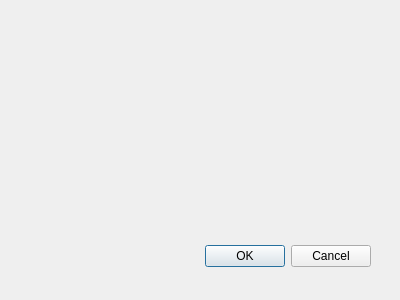
Above: src/CrossUI/about.ui from Vasteri/MetaDiplom before the change. Below: the same form after it.
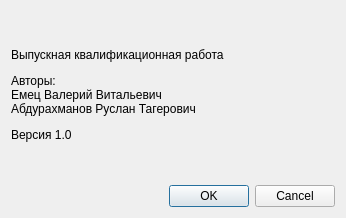
That is the form after the change.

Commit message: feat: new window About

```diff
--- a/src/CrossUI/about.ui
+++ b/src/CrossUI/about.ui
@@ -6,8 +6,8 @@
    <rect>
     <x>0</x>
     <y>0</y>
-    <width>400</width>
-    <height>300</height>
+    <width>346</width>
+    <height>218</height>
    </rect>
   </property>
   <property name="windowTitle">
@@ -16,15 +16,18 @@
   <property name="modal">
    <bool>true</bool>
   </property>
+  <layout class="QGridLayout" name="gridLayout">
+   <item row="0" column="0">
+    <layout class="QVBoxLayout" name="verticalLayout">
+     <item>
+      <widget class="QLabel" name="label">
+       <property name="text">
+        <string>&lt;html&gt;&lt;head/&gt;&lt;body&gt;&lt;p&gt;Выпускная квалификационная работа&lt;/p&gt;&lt;p&gt;Авторы: &lt;br/&gt;Емец Валерий Витальевич&lt;br/&gt;Абдурахманов Руслан Тагерович&lt;/p&gt;&lt;p&gt;Версия 1.0&lt;/p&gt;&lt;/body&gt;&lt;/html&gt;</string>
+       </property>
+      </widget>
+     </item>
+     <item>
   <widget class="QDialogButtonBox" name="buttonBox">
-   <property name="geometry">
-    <rect>
-     <x>30</x>
-     <y>240</y>
-     <width>341</width>
-     <height>32</height>
-    </rect>
-   </property>
    <property name="orientation">
     <enum>Qt::Orientation::Horizontal</enum>
    </property>
@@ -32,6 +35,10 @@
     <set>QDialogButtonBox::StandardButton::Cancel|QDialogButtonBox::StandardButton::Ok</set>
    </property>
   </widget>
+     </item>
+    </layout>
+   </item>
+  </layout>
  </widget>
  <resources/>
  <connections>
```
Left out of the diff: 2 changed lines with no effect on the pictures. Lines whose indentation alone changed are shown as unchanged. The commit also changes 2 other files.
